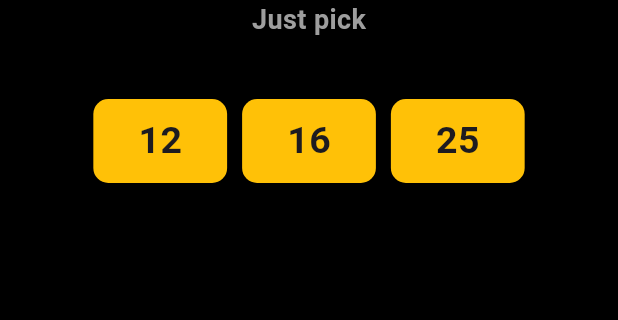
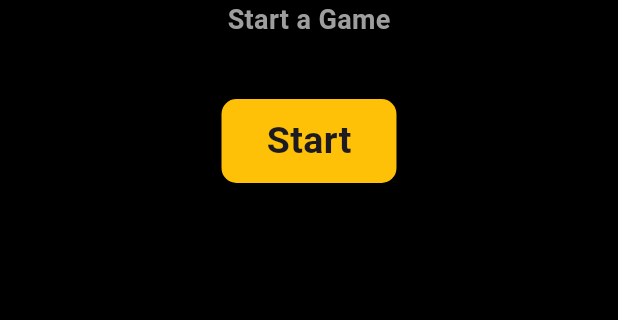
Before and after one commit to Sahil-Kundaliya/my_game, a Flutter app: the BrainTapScreen screen opened by its route, on a phone screen of 412 x 824 dp, the part 588-908 px from its top. Run offline on Flutter 3.47's test engine with Material 3 defaults, Android fonts, the phone set to English and light mode, and no system bars; our stand-ins replace confetti, flutter_bloc, google_fonts, percent_indicator.

Commit message:
Refactor Brain Tap game flow and add flip card widget
Refactored the Brain Tap game logic to improve state management and game progression, including a new break state between levels and a simplified game start flow. Updated cubit and state classes, streamlined the game index selection, and enhanced the game widget to use Bloc state. Added a new reusable FlipCard widget for future use. UI and logic changes improve maintainability and user experience.

```diff
--- a/lib/features/brain_tap/cubits/brain_tap_state.dart
+++ b/lib/features/brain_tap/cubits/brain_tap_state.dart
@@ -2,12 +2,12 @@ abstract class BrainTabState {}
 
 class BrainTapInitialState extends BrainTabState {}
 
-class BrainTapGameIndexState extends BrainTabState {}
-
 class BrainTapLoadingState extends BrainTabState {}
 
-class BrainTapGamesState extends BrainTabState {}
+class BrainTapGameState extends BrainTabState {}
 
 class BrainTapGameOverState extends BrainTabState {}
 
+class BrainTapBreakState extends BrainTabState {}
+
 class UpdateState extends BrainTabState {}
--- a/lib/features/brain_tap/screens/brain_tap_page.dart
+++ b/lib/features/brain_tap/screens/brain_tap_page.dart
@@ -1,6 +1,7 @@
 import 'package:flutter/material.dart';
 import 'package:flutter_bloc/flutter_bloc.dart';
 import 'package:my_game/constants/app_colors.dart';
+import 'package:my_game/constants/app_text_styles.dart';
 import 'package:my_game/features/brain_tap/cubits/brain_tap_cubit.dart';
 import 'package:my_game/features/brain_tap/cubits/brain_tap_state.dart';
 import 'package:my_game/features/brain_tap/widgets/brain_tap_game_widget.dart';
@@ -31,26 +32,15 @@ class BrainTapScreen extends StatelessWidget {
               child: BlocBuilder<BrainTabCubit, BrainTabState>(
                   builder: (context, state) {
                 var brainTabCubit = context.read<BrainTabCubit>();
-                if (state is BrainTapGameIndexState) {
+                if (state is BrainTapInitialState) {
                   return SelectGameIndex(
-                    allGameIndex: brainTabCubit.allGameIndex,
-                    onTap: (index) {
-                      brainTabCubit.changeGameIndex(index);
+                    onStart: () {
+                      brainTabCubit.nextLevel();
                     },
                   );
                 }
-                if (state is BrainTapGamesState) {
-                  return BrainTapGameWidget(
-                    allNumber: brainTabCubit.allNumber,
-                    gridviewCrossAxisCount:
-                        brainTabCubit.gridviewCrossAxisCount,
-                    timerCounter: brainTabCubit.selectedGameIndex -
-                        brainTabCubit.timerCount,
-                    timerPercentage: brainTabCubit.getTimerPercentage() ?? 0.4,
-                    onTap: (tapValue) {
-                      brainTabCubit.tapNumber(tapValue);
-                    },
-                  );
+                if (state is BrainTapGameState) {
+                  return const BrainTapGameWidget();
                 }
                 if (state is BrainTapGameOverState) {
                   return BrainTapGameOverWidget(
@@ -60,6 +50,26 @@ class BrainTapScreen extends StatelessWidget {
                     isGameWin: brainTabCubit.playerWin,
                   );
                 }
+                if (state is BrainTapBreakState) {
+                  return Column(
+                    mainAxisAlignment: MainAxisAlignment.center,
+                    children: [
+                      const Text(
+                        "Next level\nstart in",
+                        textAlign: TextAlign.center,
+                        style: TextStyle(
+                            fontSize: 25,
+                            fontWeight: FontWeight.bold,
+                            color: AppColors.whiteColor),
+                      ),
+                      Text(
+                        brainTabCubit.breakTimerCount.toString(),
+                        style: AppTextStyles.robotoStyle(
+                            fontSize: 130, color: AppColors.redColor),
+                      ),
+                    ],
+                  );
+                }
                 return const Center(child: CircularProgressIndicator());
               })),
         ),
--- a/lib/features/brain_tap/widgets/select_game_index.dart
+++ b/lib/features/brain_tap/widgets/select_game_index.dart
@@ -3,10 +3,8 @@ import 'package:my_game/constants/app_colors.dart';
 import 'package:my_game/constants/app_images.dart';
 
 class SelectGameIndex extends StatelessWidget {
-  const SelectGameIndex(
-      {super.key, required this.allGameIndex, required this.onTap});
-  final List<int> allGameIndex;
-  final Function(int) onTap;
+  const SelectGameIndex({super.key, required this.onStart});
+  final VoidCallback onStart;
 
   @override
   Widget build(BuildContext context) {
@@ -36,7 +34,7 @@ class SelectGameIndex extends StatelessWidget {
               color: AppColors.whiteColor),
         ),
         const Text(
-          "Just pick",
+          "Start a Game",
           style: TextStyle(
               fontSize: 18,
               fontWeight: FontWeight.bold,
@@ -45,32 +43,21 @@ class SelectGameIndex extends StatelessWidget {
         const SizedBox(
           height: 40,
         ),
-        Row(
-          mainAxisAlignment: MainAxisAlignment.center,
-          spacing: 10,
-          children: List.generate(
-            allGameIndex.length,
-            (index) {
-              return GestureDetector(
+        GestureDetector(
           onTap: () {
-                  onTap(allGameIndex[index]);
+            onStart();
           },
           child: Container(
             decoration: BoxDecoration(
                 color: AppColors.amberColor,
                 borderRadius: BorderRadius.circular(10)),
-                  child: Padding(
-                    padding: const EdgeInsets.symmetric(
-                        horizontal: 30, vertical: 10),
+            child: const Padding(
+              padding: EdgeInsets.symmetric(horizontal: 30, vertical: 10),
               child: Text(
-                      allGameIndex[index].toString(),
-                      style: const TextStyle(
-                          fontSize: 25, fontWeight: FontWeight.bold),
+                "Start",
+                style: TextStyle(fontSize: 25, fontWeight: FontWeight.bold),
               ),
             ),
-                ),
-              );
-            },
           ),
         )
       ],
```
Also changed, not shown: lib/features/brain_tap/cubits/brain_tap_cubit.dart (+58 -19 lines), lib/features/brain_tap/widgets/brain_tap_game_widget.dart (+39 -22 lines), lib/features/brain_tap/widgets/flip_card_widget.dart (added, +105 -0 lines). Lines whose indentation alone changed are shown as unchanged.
